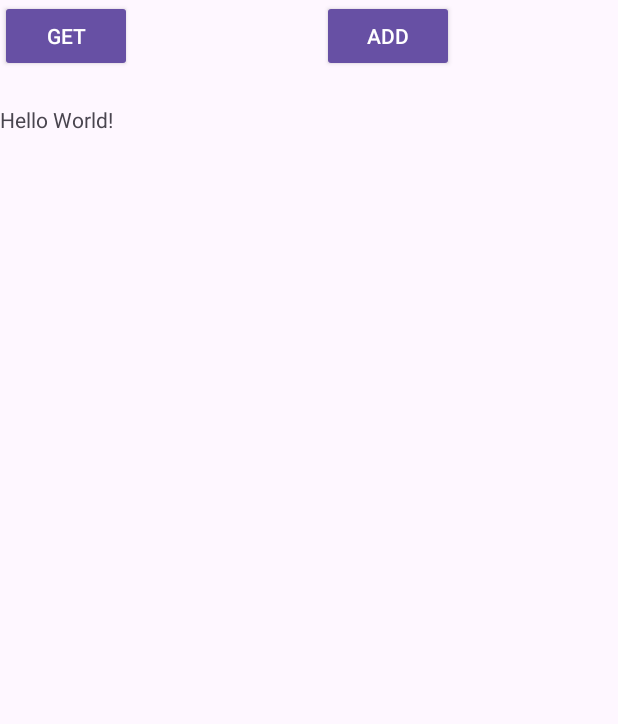
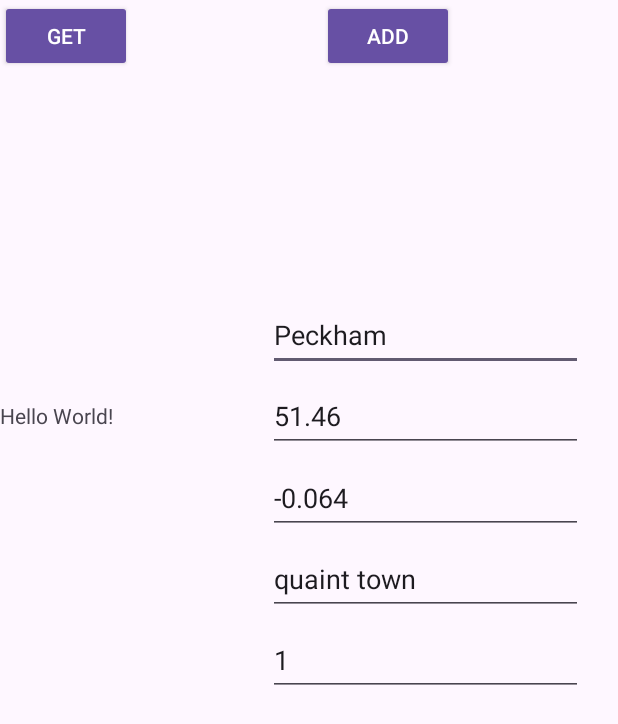
Before and after one commit to ecgbeald/Aware, an Android app: the screen it shows after launch (MainActivity), after a tap on "ADD", on a phone screen of 412 x 824 dp. Shown: the top 724 px of the screen. Run offline under Robolectric (Android 15) with nearby library versions, the phone set to English and light mode, and no system bars; 1 statement that could not run was skipped.

Commit message:
add inputs for creating a marker

```diff
--- a/app/src/main/java/uk/ac/ic/doc/aware/MainActivity.kt
+++ b/app/src/main/java/uk/ac/ic/doc/aware/MainActivity.kt
@@ -32,7 +32,14 @@ class MainActivity : AppCompatActivity() {
         val retrofit = RetrofitClient.getInstance()
         val apiInterface = retrofit.create(ApiInterface::class.java)
         apiInterface
-            .addMarker(Marker(id = null, title = "foo", description = "bar", lat = 0.0, lng = 0.0, priority = 0))
+            .addMarker(
+                Marker(id = null, title = binding.title.text.toString(),
+                    description = binding.description.text.toString(),
+                    lat = binding.lat.text.toString().toDoubleOrNull(),
+                    lng = binding.lng.text.toString().toDoubleOrNull(),
+                    priority = binding.priority.text.toString().toIntOrNull()
+                )
+            )
             .enqueue(object: Callback<Marker> {
                 override fun onResponse(call: Call<Marker>, response: Response<Marker>) {
                     binding.txtData.text = response.body().toString()
--- a/app/src/main/res/layout/activity_main.xml
+++ b/app/src/main/res/layout/activity_main.xml
@@ -20,7 +20,6 @@
         app:layout_constraintVertical_bias="0.0" />
 
     <ScrollView
-
         android:layout_width="178dp"
         android:layout_height="553dp"
         app:layout_constraintBottom_toBottomOf="parent"
@@ -28,7 +27,7 @@
         app:layout_constraintLeft_toLeftOf="parent"
         app:layout_constraintRight_toRightOf="parent"
         app:layout_constraintTop_toTopOf="parent"
-        app:layout_constraintVertical_bias="0.258">
+        app:layout_constraintVertical_bias="0.988">
 
         <TextView
             android:id="@+id/txtData"
@@ -50,4 +49,80 @@
         app:layout_constraintTop_toTopOf="parent"
         app:layout_constraintVertical_bias="0.0" />
 
+    <EditText
+        android:id="@+id/title"
+        android:layout_width="210dp"
+        android:layout_height="48dp"
+        android:autofillHints=""
+        android:ems="10"
+        android:inputType="text"
+        android:text="Peckham"
+        app:layout_constraintBottom_toBottomOf="parent"
+        app:layout_constraintEnd_toEndOf="parent"
+        app:layout_constraintHorizontal_bias="0.885"
+        app:layout_constraintStart_toStartOf="parent"
+        app:layout_constraintTop_toTopOf="parent"
+        app:layout_constraintVertical_bias="0.257" />
+
+    <EditText
+        android:id="@+id/lat"
+        android:layout_width="210dp"
+        android:layout_height="48dp"
+        android:autofillHints=""
+        android:ems="10"
+        android:inputType="numberDecimal"
+        android:text="51.46"
+        app:layout_constraintBottom_toBottomOf="parent"
+        app:layout_constraintEnd_toEndOf="parent"
+        app:layout_constraintHorizontal_bias="0.885"
+        app:layout_constraintStart_toStartOf="parent"
+        app:layout_constraintTop_toTopOf="@id/title"
+        app:layout_constraintVertical_bias="0.094" />
+
+    <EditText
+        android:id="@+id/lng"
+        android:layout_width="210dp"
+        android:layout_height="48dp"
+        android:autofillHints=""
+        android:ems="10"
+        android:inputType="numberDecimal"
+        android:text="-0.064"
+        app:layout_constraintBottom_toBottomOf="parent"
+        app:layout_constraintEnd_toEndOf="parent"
+        app:layout_constraintHorizontal_bias="0.885"
+        app:layout_constraintStart_toStartOf="parent"
+        app:layout_constraintTop_toTopOf="@id/lat"
+        app:layout_constraintVertical_bias="0.104" />
+
+    <EditText
+        android:id="@+id/description"
+        android:layout_width="210dp"
+        android:layout_height="48dp"
+        android:autofillHints=""
+        android:ems="10"
+        android:inputType="text"
+        android:text="quaint town"
+        app:layout_constraintBottom_toBottomOf="parent"
+        app:layout_constraintEnd_toEndOf="parent"
+        app:layout_constraintHorizontal_bias="0.885"
+        app:layout_constraintStart_toStartOf="parent"
+        app:layout_constraintTop_toTopOf="@id/lng"
+        app:layout_constraintVertical_bias="0.116" />
+
+    <EditText
+        android:id="@+id/priority"
+        android:layout_width="210dp"
+        android:layout_height="48dp"
+        android:autofillHints=""
+        android:ems="10"
+        android:inputType="number"
+        android:text="1"
+        app:layout_constraintBottom_toBottomOf="parent"
+        app:layout_constraintEnd_toEndOf="parent"
+        app:layout_constraintHorizontal_bias="0.885"
+        app:layout_constraintStart_toStartOf="parent"
+        app:layout_constraintTop_toTopOf="@id/description"
+        app:layout_constraintVertical_bias="0.131" />
+
+
 </androidx.constraintlayout.widget.ConstraintLayout>
```
